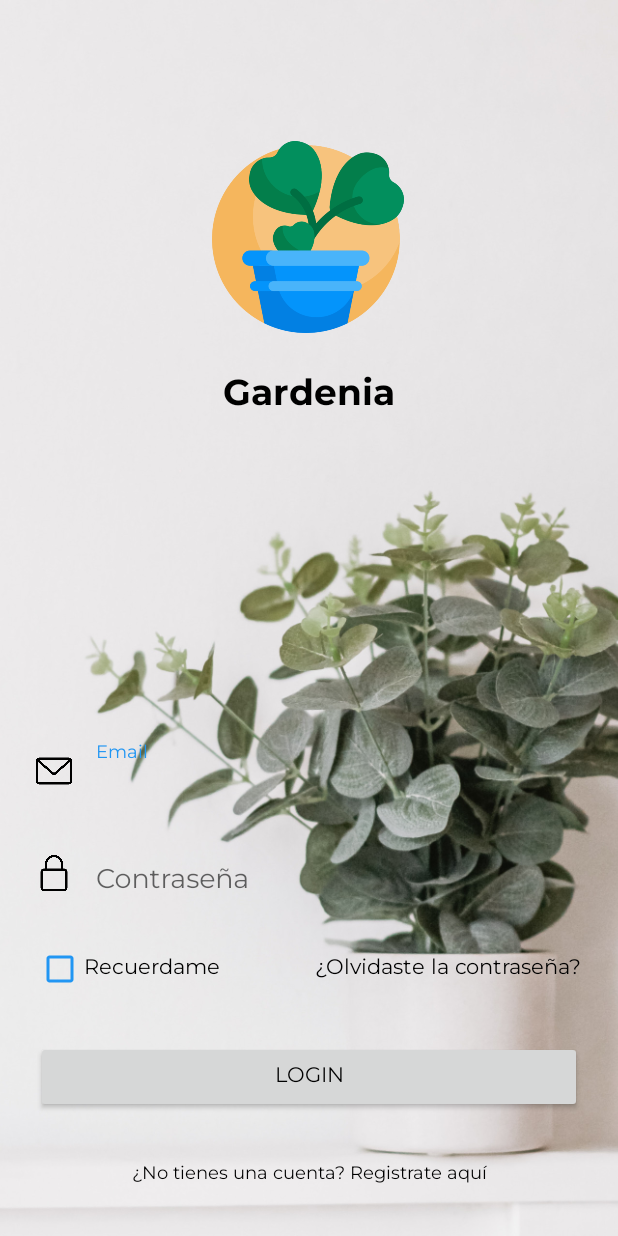
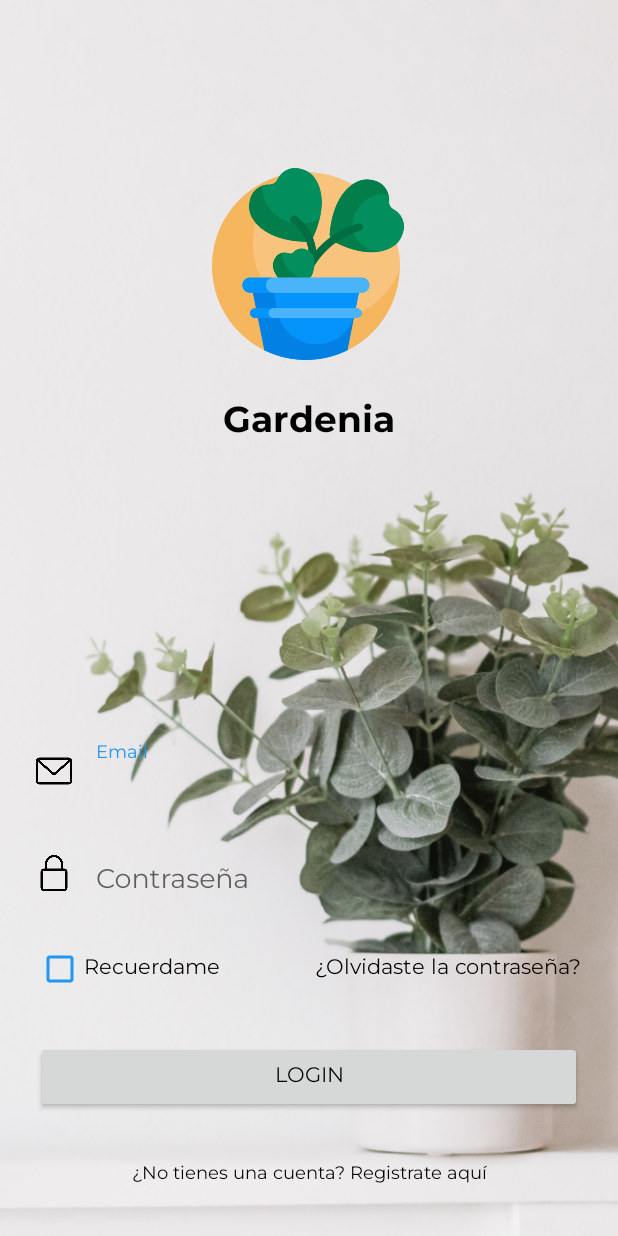
Before and after one commit to Rodaja/Gardenia-Android, an Android app: the screen it shows after launch (Login), on a phone screen of 412 x 824 dp. Run offline under Robolectric (Android 15) with nearby library versions, the phone set to English and light mode, and no system bars.

Commit message:
Login actualizado

```diff
--- a/app/src/main/res/layout/activity_login.xml
+++ b/app/src/main/res/layout/activity_login.xml
@@ -36,7 +36,7 @@
         android:id="@+id/ivLogo"
         android:layout_width="128dp"
         android:layout_height="128dp"
-        android:layout_marginTop="48dp"
+        android:layout_marginTop="72dp"
         app:layout_constraintBottom_toTopOf="@+id/guideline2"
         app:layout_constraintEnd_toEndOf="parent"
         app:layout_constraintHorizontal_bias="0.498"
```
